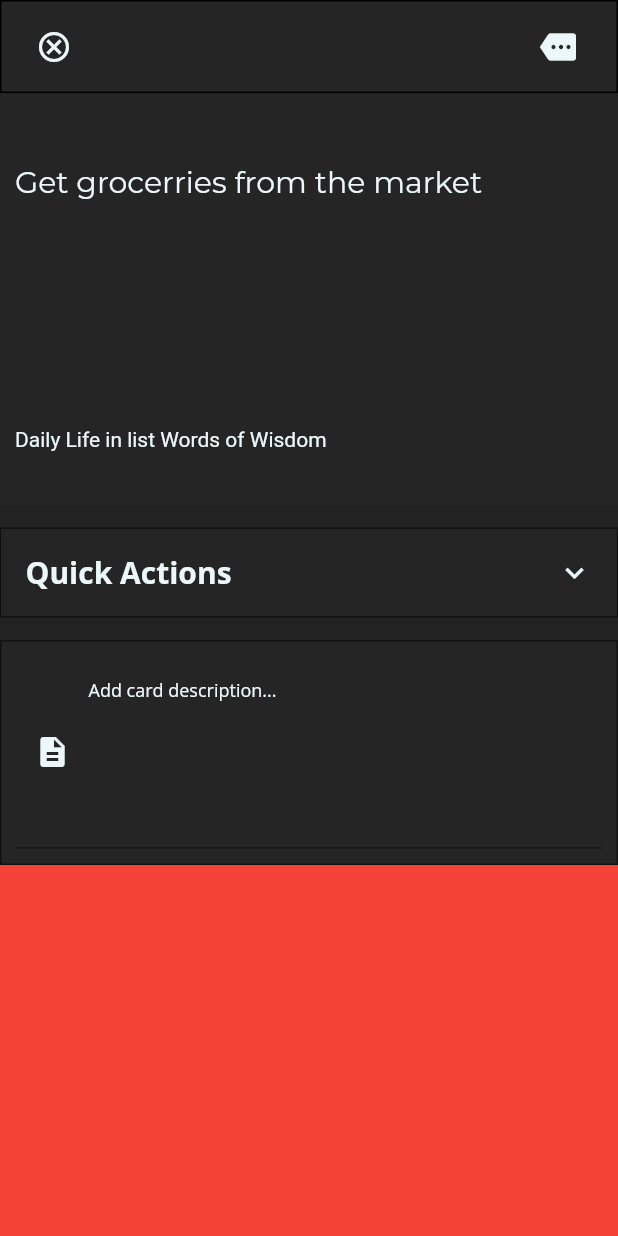
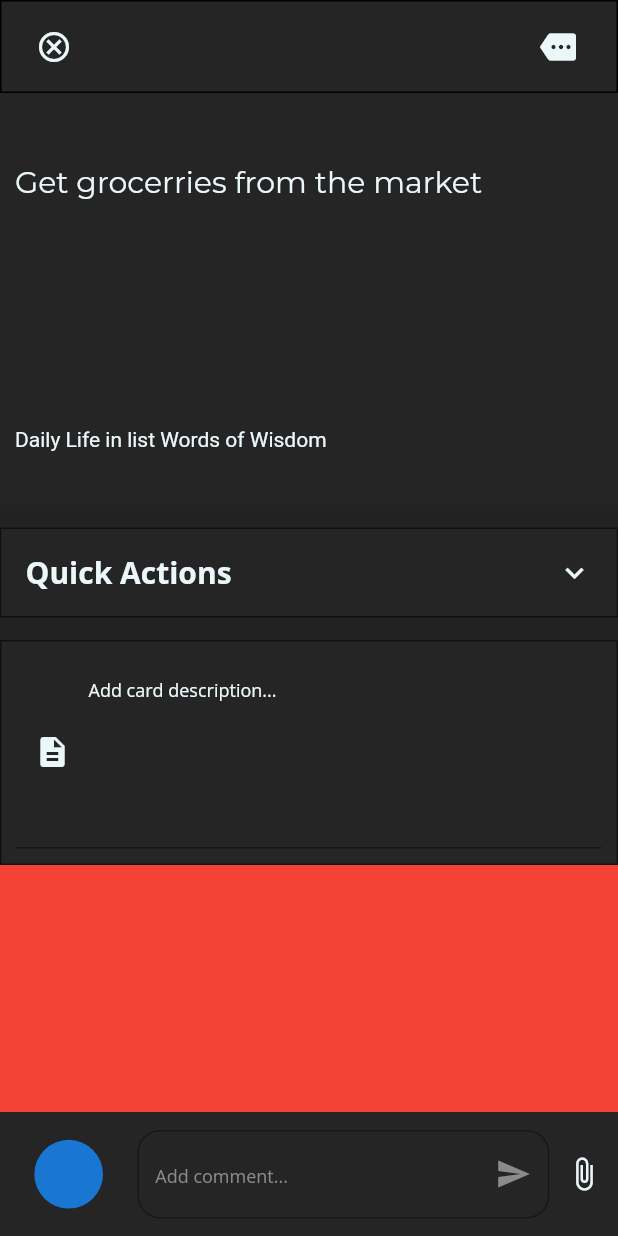
Before and after one commit to high-coder/trello_clone_flutter, a Flutter app: the screen it shows after launch, after a tap on "Get grocerries from the market", on a phone screen of 412 x 824 dp. Run offline on Flutter 3.47's test engine with Material 2 defaults, Android fonts, the light colour scheme and no system bars; our stand-ins replace get, google_fonts; missing offline and left inert: boardview, measured_size.

Commit message:
comment bottom bar done

```diff
--- a/lib/screens/DescriptionPage/desp_main_page.dart
+++ b/lib/screens/DescriptionPage/desp_main_page.dart
@@ -85,10 +85,144 @@ class _DescriptionPageState extends State<DescriptionPage> {
     Size size = MediaQuery.of(context).size;
     CurrentState _instance = Provider.of<CurrentState>(context,listen:false);
     return Scaffold(
-      backgroundColor: Color(0xff222222),
+
+      //resizeToAvoidBottomInset: false,
+      backgroundColor:const Color(0xff222222),
+        // bottomNavigationBar: Container(
+        //   height: size.height/10,
+        //   color: const Color(0xff252525),
+        //   child: Row(
+        //     children: [
+        //       const Spacer(flex:1),
+        //
+        //       const Expanded(
+        //         flex:2,
+        //         child: CircleAvatar(
+        //           radius: 50,
+        //         ),
+        //       ),
+        //       Spacer(flex:1),
+        //       Expanded(
+        //         flex: 12,
+        //         child: TextField(
+        //           style: GoogleFonts.openSans(color: ourWhite,fontSize: 14),
+        //           onTap: () {
+        //             // Scrollable.ensureVisible(dataKey.currentContext!);
+        //           },
+        //           decoration: InputDecoration(
+        //             suffixIcon: IconButton(
+        //               icon:const Icon(Icons.send,color: Color(0xff8b8b8b),),
+        //               onPressed: () {},
+        //             ),
+        //             hintStyle: GoogleFonts.openSans(fontSize: 12,color: Color(0xff8b8b8b)),
+        //             hintText: "Add comment...",
+        //             border: OutlineInputBorder(
+        //                 borderRadius: BorderRadius.circular(15),
+        //                 borderSide: BorderSide(
+        //                     color: Color(0xff161616),
+        //                     width: 2
+        //                 )
+        //             ),
+        //             focusedBorder: OutlineInputBorder(
+        //                 borderRadius: BorderRadius.circular(15),
+        //                 borderSide: BorderSide(
+        //                     color: Color(0xff161616),
+        //                     width: 2
+        //                 )
+        //             ),
+        //             disabledBorder: OutlineInputBorder(
+        //                 borderRadius: BorderRadius.circular(15),
+        //                 borderSide: BorderSide(
+        //                     color: Color(0xff161616),
+        //                     width: 2
+        //                 )
+        //             ),
+        //
+        //           ),
+        //         ),
+        //       ),
+        //       Expanded(
+        //         flex: 2,
+        //         child: IconButton(
+        //           icon: Icon(Icons.attach_file_sharp, color: ourWhite,),
+        //           onPressed: () {},
+        //         ),
+        //       )
+        //     ],
+        //   ),
+        // ),
+
+      body: Scaffold(
+        //resizeToAvoidBottomInset: false,
+        bottomNavigationBar: Container(
+          height: size.height/10,
+          color: const Color(0xff252525),
+          child: Row(
+            children: [
+              const Spacer(flex:1),
+
+              const Expanded(
+                flex:2,
+                child: CircleAvatar(
+                  radius: 50,
+                ),
+              ),
+              Spacer(flex:1),
+              Expanded(
+                flex: 12,
+                child: TextField(
+                  style: GoogleFonts.openSans(color: ourWhite,fontSize: 14),
+                  onTap: () {
+                    // Scrollable.ensureVisible(dataKey.currentContext!);
+                  },
+                  decoration: InputDecoration(
+                    suffixIcon: IconButton(
+                      icon:const Icon(Icons.send,color: Color(0xff8b8b8b),),
+                      onPressed: () {},
+                    ),
+                    hintStyle: GoogleFonts.openSans(fontSize: 12,color: Color(0xff8b8b8b)),
+                    hintText: "Add comment...",
+                    border: OutlineInputBorder(
+                        borderRadius: BorderRadius.circular(15),
+                        borderSide: BorderSide(
+                            color: Color(0xff161616),
+                            width: 2
+                        )
+                    ),
+                    focusedBorder: OutlineInputBorder(
+                        borderRadius: BorderRadius.circular(15),
+                        borderSide: BorderSide(
+                            color: Color(0xff161616),
+                            width: 2
+                        )
+                    ),
+                    disabledBorder: OutlineInputBorder(
+                        borderRadius: BorderRadius.circular(15),
+                        borderSide: BorderSide(
+                            color: Color(0xff161616),
+                            width: 2
+                        )
+                    ),
+
+                  ),
+                ),
+              ),
+              Expanded(
+                flex: 2,
+                child: IconButton(
+                  icon: Icon(Icons.attach_file_sharp, color: ourWhite,),
+                  onPressed: () {},
+                ),
+              )
+            ],
+          ),
+        ),
+        backgroundColor:const Color(0xff222222),
+      //  resizeToAvoidBottomInset: false,
         body: SafeArea(
           child: CustomScrollView(
             controller: _controller,
+
             slivers: [
               SliverPersistentHeader(
                 // listen : true,
@@ -459,6 +593,7 @@ class _DescriptionPageState extends State<DescriptionPage> {
             ],
           ),
         ),
+      )
     );
   }
 }
```
Lines whose indentation alone changed are shown as unchanged.
